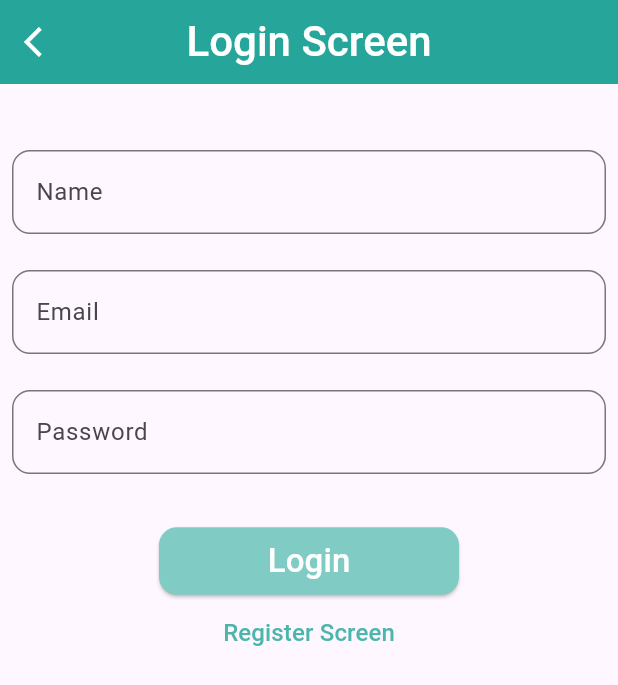
After one commit to KshitijH123/FlutterProjects, a Flutter app: the PracticeUiScreen screen opened directly, after a tap on "Login Demo", on a phone screen of 412 x 824 dp. The commit adds this screen. Shown: the top 685 px of the screen. Run offline on Flutter 3.47's test engine with Material 3 defaults, Android fonts, the phone set to English and light mode, and no system bars; our stand-ins replace firebase_auth, firebase_core, firebase_database, google_maps_flutter, location, shared_preferences; missing offline and left inert: another_telephony; accounts and stored records are empty.

Commit message:
live location and login page demo

```diff
--- /dev/null
+++ b/firebase_login_example/lib/ui/login_demo/login_practice_screen.dart
@@ -0,0 +1,135 @@
+import 'package:firebase_login_example/ui/login_demo/login_home_screen.dart';
+import 'package:firebase_login_example/ui/login_demo/register_screen.dart';
+import 'package:flutter/material.dart';
+
+class LoginPracticeScreen extends StatefulWidget {
+  const LoginPracticeScreen({super.key});
+
+  @override
+  State<LoginPracticeScreen> createState() => _LoginPracticeScreenState();
+}
+
+class _LoginPracticeScreenState extends State<LoginPracticeScreen> {
+  final nameController = TextEditingController();
+  final emailController = TextEditingController();
+  final passwordController = TextEditingController();
+
+  void login() {
+    final name = nameController.text.trim();
+    final email = emailController.text.trim();
+    final password = passwordController.text.trim();
+
+    if (name.isEmpty || email.isEmpty || password.isEmpty) {
+      ScaffoldMessenger.of(
+        context,
+      ).showSnackBar(SnackBar(content: Text('Field is empty')));
+    } else if (password.length < 8) {
+      ScaffoldMessenger.of(context).showSnackBar(
+        const SnackBar(
+          content: Text('Password is too short. Use a strong password'),
+        ),
+      );
+    } else {
+      Navigator.push(
+        context,
+        MaterialPageRoute(
+          builder: (context) => LoginHomeScreen(name: name, email: email),
+        ),
+      );
+    }
+  }
+
+  @override
+  Widget build(BuildContext context) {
+    return Scaffold(
+      appBar: AppBar(
+        leading: InkWell(
+          onTap: () {
+            Navigator.pop(context);
+          },
+          child: Icon(Icons.arrow_back_ios, color: Colors.white),
+        ),
+        title: Text(
+          'Login Screen',
+          style: TextStyle(
+            fontSize: 28,
+            fontWeight: FontWeight.w500,
+            color: Colors.white,
+          ),
+        ),
+        centerTitle: true,
+        backgroundColor: Colors.teal[400],
+      ),
+      body: SingleChildScrollView(
+        child: Column(
+          children: [
+            SizedBox(height: 36),
+            Padding(
+              padding: EdgeInsets.all(8),
+              child: TextField(
+                controller: nameController,
+                decoration: InputDecoration(
+                  labelText: 'Name',
+                  border: OutlineInputBorder(
+                    borderRadius: BorderRadius.circular(12),
+                  ),
+                ),
+              ),
+            ),
+            SizedBox(height: 8),
+            Padding(
+              padding: EdgeInsets.all(8),
+              child: TextField(
+                controller: emailController,
+                decoration: InputDecoration(
+                  labelText: 'Email',
+                  border: OutlineInputBorder(
+                    borderRadius: BorderRadius.circular(12),
+                  ),
+                ),
+              ),
+            ),
+            SizedBox(height: 8),
+            Padding(
+              padding: EdgeInsets.all(8),
+              child: TextField(
+                controller: passwordController,
+                decoration: InputDecoration(
+                  labelText: 'Password',
+                  border: OutlineInputBorder(
+                    borderRadius: BorderRadius.circular(12),
+                  ),
+                ),
+              ),
+            ),
+            SizedBox(height: 26),
+            ElevatedButton(
+              style: ElevatedButton.styleFrom(
+                backgroundColor: Colors.teal[200],
+                foregroundColor: Colors.white,
+                minimumSize: Size(200, 45),
+                shape: RoundedRectangleBorder(
+                  borderRadius: BorderRadiusGeometry.circular(12),
+                ),
+              ),
+              onPressed: login,
+              child: Text('Login', style: TextStyle(fontSize: 22)),
+            ),
+            TextButton(
+              onPressed: () {
+                Navigator.push(
+                  context,
+                  MaterialPageRoute(builder: (context) => RegisterScreen()),
+                );
+              },
+              child: Text(
+                'Register Screen',
+                style: TextStyle(fontSize: 16, color: Colors.teal[300]),
+              ),
+            ),
+          ],
+        ),
+      ),
+    );
+  }
+}
--- /dev/null
+++ b/firebase_login_example/lib/ui/practice_ui_screen.dart
@@ -0,0 +1,88 @@
+import 'package:firebase_login_example/ui/login_demo/login_practice_screen.dart';
+import 'package:flutter/material.dart';
+
+class PracticeUiScreen extends StatefulWidget {
+  const PracticeUiScreen({super.key});
+
+  @override
+  State<PracticeUiScreen> createState() => _PracticeUiScreenState();
+}
+
+class _PracticeUiScreenState extends State<PracticeUiScreen> {
+  @override
+  Widget build(BuildContext context) {
+    return Scaffold(
+      appBar: AppBar(
+        leading: InkWell(
+          onTap: () {
+            Navigator.pop(context);
+          },
+          child: Icon(Icons.arrow_back_ios, color: Colors.white),
+        ),
+        title: Text(
+          'Practice UI',
+          style: TextStyle(
+            fontSize: 28,
+            fontWeight: FontWeight.w500,
+            color: Colors.white,
+          ),
+        ),
+        centerTitle: true,
+        backgroundColor: Colors.teal[400],
+      ),
+      body: Center(
+        child: Column(
+          mainAxisAlignment: MainAxisAlignment.center,
+          children: [
+            ElevatedButton(
+              style: ElevatedButton.styleFrom(
+                backgroundColor: Colors.teal[200],
+                foregroundColor: Colors.white,
+                minimumSize: Size(150, 40),
+                shape: RoundedRectangleBorder(
+                  borderRadius: BorderRadiusGeometry.circular(12),
+                ),
+              ),
+              onPressed: () {
+                Navigator.push(
+                  context,
+                  MaterialPageRoute(
+                    builder: (context) => LoginPracticeScreen(),
+                  ),
+                );
+              },
+              child: Text('Login Demo', style: TextStyle(fontSize: 18)),
+            ),
+            SizedBox(height: 16),
+            ElevatedButton(
+              style: ElevatedButton.styleFrom(
+                backgroundColor: Colors.teal[200],
+                foregroundColor: Colors.white,
+                minimumSize: Size(150, 40),
+                shape: RoundedRectangleBorder(
+                  borderRadius: BorderRadiusGeometry.circular(12),
+                ),
+              ),
+              onPressed: () {},
+              child: Text('Demo 1', style: TextStyle(fontSize: 18)),
+            ),
+            SizedBox(height: 16),
+            ElevatedButton(
+              style: ElevatedButton.styleFrom(
+                backgroundColor: Colors.teal[200],
+                foregroundColor: Colors.white,
+                minimumSize: Size(150, 40),
+                shape: RoundedRectangleBorder(
+                  borderRadius: BorderRadiusGeometry.circular(12),
+                ),
+              ),
+              onPressed: () {},
+              child: Text('Demo2', style: TextStyle(fontSize: 18)),
+            ),
+            SizedBox(height: 16),
+          ],
+        ),
+      ),
+    );
+  }
+}
```
Also changed, not shown: firebase_login_example/lib/logic/map_screen.dart (+58 -2 lines), firebase_login_example/lib/screens/home_screen.dart (+13 -1 lines), firebase_login_example/lib/ui/login_demo/login_home_screen.dart (added, +87 -0 lines), firebase_login_example/lib/ui/login_demo/register_screen.dart (added, +116 -0 lines).
